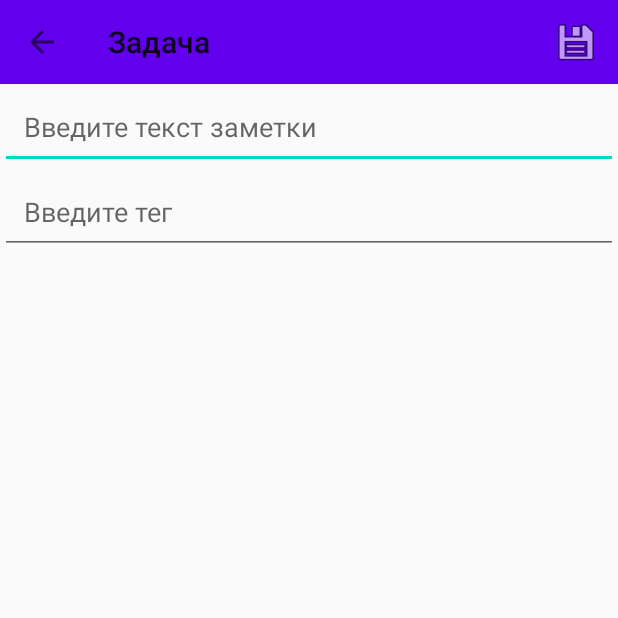
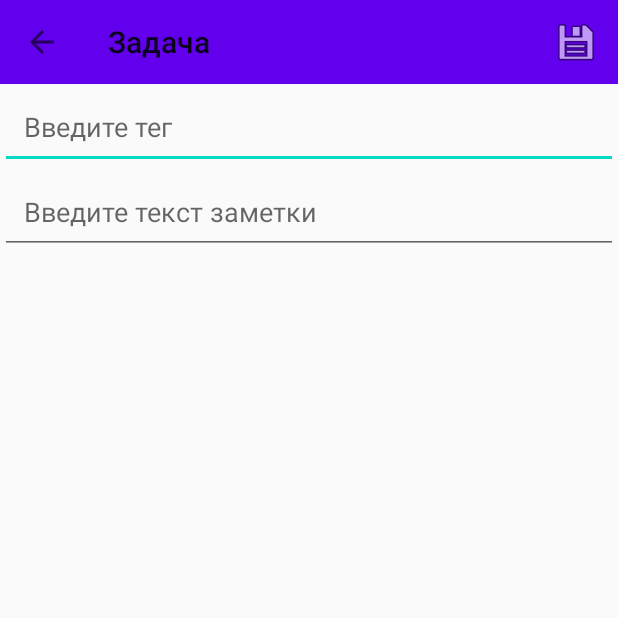
Before and after one commit to MEM1435ISO/-mobile-task-manager, an Android app: the screen it shows after launch (NoteDetailsActivity), after a tap on an icon or button, on a phone screen of 412 x 824 dp, the top half of it. Run offline under Robolectric (Android 15) with nearby library versions, the phone set to English and light mode, and no system bars; our stand-ins replace Room's generated code.

Commit message:
Update 0.2

```diff
--- a/app/src/main/java/com/example/myapplication/screen/Adapter.java
+++ b/app/src/main/java/com/example/myapplication/screen/Adapter.java
@@ -96,7 +96,7 @@ public class Adapter extends RecyclerView.Adapter<Adapter.NoteViewHolder> {
 
     static class NoteViewHolder extends RecyclerView.ViewHolder {
 
-        TextView noteText, tagText, timeTextt;
+        TextView noteText, tagText;
         CheckBox completed;
         View delete;
 
@@ -158,8 +158,12 @@ public class Adapter extends RecyclerView.Adapter<Adapter.NoteViewHolder> {
         private void updateStrokeOut() {// если выполнена задача вычеркивает
             if (note.done) {
                 noteText.setPaintFlags(noteText.getPaintFlags() | Paint.STRIKE_THRU_TEXT_FLAG);
+                completed.setTextColor(Color.GREEN);
+                completed.setText("выполнено");
             } else {
                 noteText.setPaintFlags(noteText.getPaintFlags() & ~Paint.STRIKE_THRU_TEXT_FLAG);
+                completed.setTextColor(Color.RED);
+                completed.setText("выполняется");
             }
         }
     }
--- a/app/src/main/res/layout/activity_note_details.xml
+++ b/app/src/main/res/layout/activity_note_details.xml
@@ -14,6 +14,15 @@
 
 
     <EditText
+        android:id="@+id/tag"
+        android:layout_width="match_parent"
+        android:layout_height="wrap_content"
+        android:gravity="top"
+        android:hint="@string/tag_text"
+        android:minHeight="15dp"
+        android:padding="16dp" />
+
+    <EditText
         android:id="@+id/text"
         android:layout_width="match_parent"
         android:layout_height="wrap_content"
@@ -22,13 +31,4 @@
         android:minHeight="15dp"
         android:padding="16dp" />
 
-    <EditText
-        android:id="@+id/tag"
-        android:layout_width="match_parent"
-        android:layout_height="wrap_content"
-        android:gravity="top"
-        android:hint="@string/tag_text"
-        android:minHeight="15dp"
-        android:padding="16dp" />
-
 </LinearLayout>
--- a/app/src/main/res/layout/item_note_list.xml
+++ b/app/src/main/res/layout/item_note_list.xml
@@ -16,7 +16,7 @@
 
         <TextView
             android:id="@+id/tags"
-            android:layout_width="287dp"
+            android:layout_width="192dp"
             android:layout_height="wrap_content"
             android:layout_weight="1"
             android:text="TextView"
@@ -50,7 +50,7 @@
             android:layout_width="wrap_content"
             android:layout_height="wrap_content"
             android:layout_marginLeft="16dp"
-            android:layout_marginTop="16dp"
+            android:layout_marginTop="12dp"
             android:src="@android:drawable/ic_notification_clear_all" />
 
     </LinearLayout>
--- a/app/src/main/res/values/strings.xml
+++ b/app/src/main/res/values/strings.xml
@@ -15,4 +15,5 @@
     <string name="task_details_tille">Задача</string>
     <string name="save">Сохранить</string>
     <string name="completed">Выполнение</string>
+    <string name="complete">Выполненно</string>
 </resources>
```
